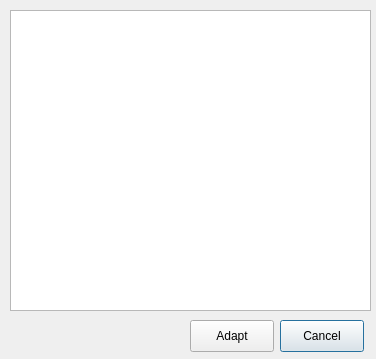
This is job_detail_dialog.ui in Open-EO/openeo-qgis-plugin as Qt 5 draws it before an edit. The edited form follows.
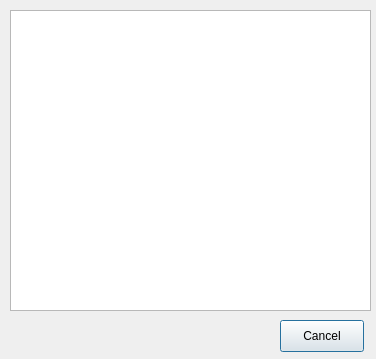
This is the edited form.

```diff
--- a/job_detail_dialog.ui
+++ b/job_detail_dialog.ui
@@ -39,19 +39,6 @@
     <string>Cancel</string>
    </property>
   </widget>
-  <widget class="QPushButton" name="adaptButton">
-   <property name="geometry">
-    <rect>
-     <x>190</x>
-     <y>320</y>
-     <width>84</width>
-     <height>32</height>
-    </rect>
-   </property>
-   <property name="text">
-    <string>Adapt</string>
-   </property>
-  </widget>
  </widget>
  <resources/>
  <connections/>
```
